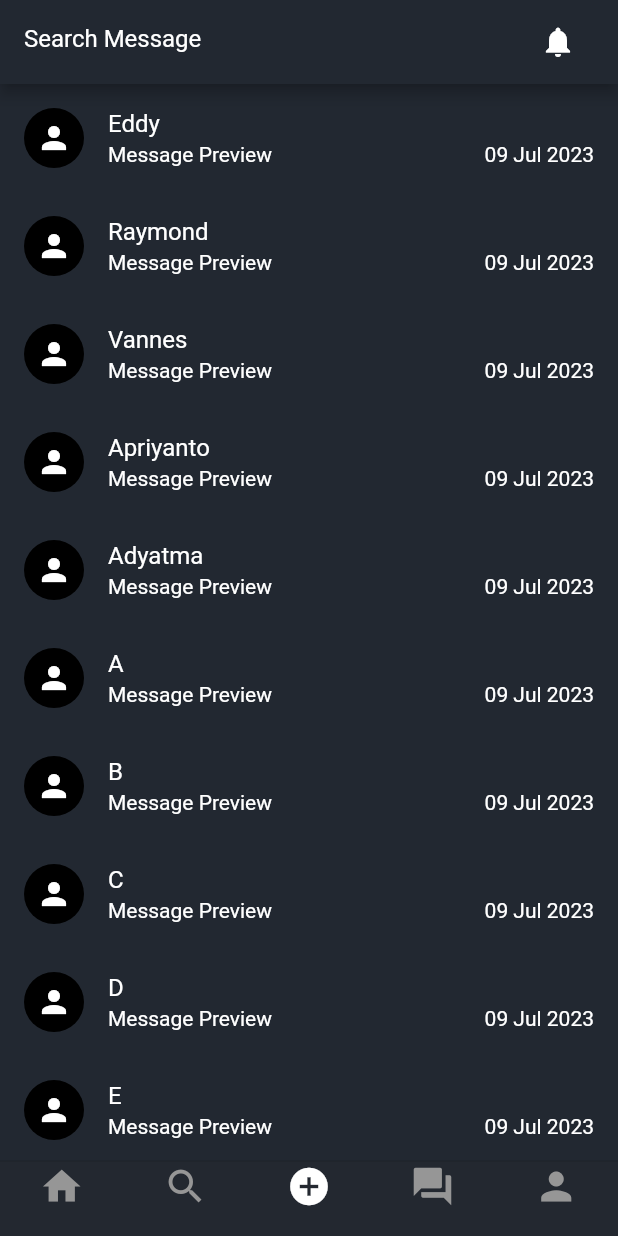
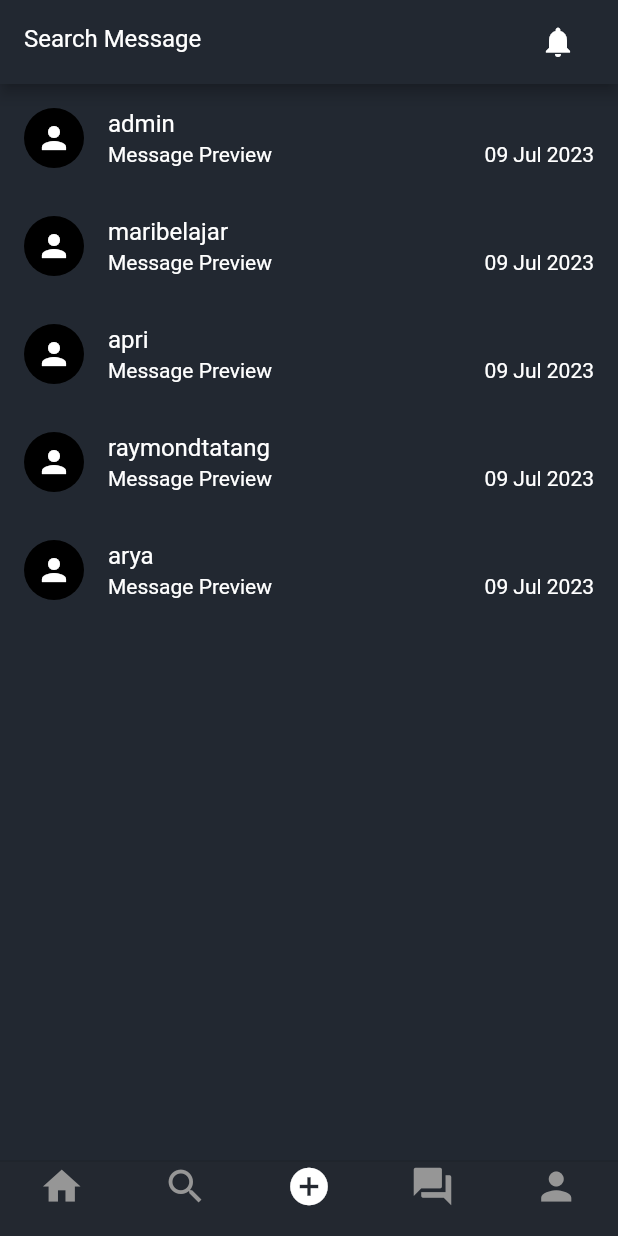
Before and after one commit to Scr34m1nG/trendify_new, a Flutter app: the screen it shows once a user with an empty profile is signed in, swiped to page 3, on a phone screen of 412 x 824 dp. Run offline on Flutter 3.47's test engine with Material 2 defaults, Android fonts, the light colour scheme and no system bars; our stand-ins replace cloud_firestore, firebase_auth, firebase_core, firebase_storage, image_picker, like_button; accounts and stored records are empty.

Commit message:
Update chat.dart

```diff
--- a/lib/screen/chat.dart
+++ b/lib/screen/chat.dart
@@ -10,7 +10,7 @@ class ChatPage extends StatefulWidget {
 }
 
 class _ChatPageState extends State<ChatPage> {
-  final List<String> allUsers = ['Eddy', 'Raymond', 'Vannes', 'Apriyanto', 'Adyatma', 'A', 'B', 'C', 'D', 'E'];
+  final List<String> allUsers = ['admin', 'maribelajar', 'apri', 'raymondtatang', 'arya'];
   List<String> displayedUsers = [];
 
   @override
```
